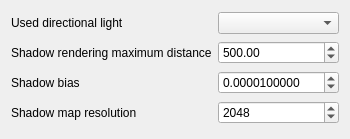
First picture: the form in src/ui/3d/shadowrenderingsettingswidget.ui, repository qgis/QGIS, before the edit.
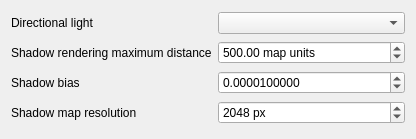
Second picture: the form after the edit.

Commit message:
Some label changes to 3D directional lights
Remove colon at the end of label
Add units suffix to widgets
and clean ui file

```diff
--- a/src/ui/3d/shadowrenderingsettingswidget.ui
+++ b/src/ui/3d/shadowrenderingsettingswidget.ui
@@ -6,7 +6,7 @@
    <rect>
     <x>0</x>
     <y>0</y>
-    <width>350</width>
+    <width>416</width>
     <height>139</height>
    </rect>
   </property>
@@ -14,7 +14,7 @@
    <item row="0" column="0">
     <widget class="QLabel" name="labelUsedDirectionalLight">
      <property name="text">
-      <string>Used directional light</string>
+      <string>Directional light</string>
      </property>
     </widget>
    </item>
@@ -30,6 +30,9 @@
    </item>
    <item row="1" column="1">
     <widget class="QDoubleSpinBox" name="shadowRenderinMaximumDistanceSpinBox">
+     <property name="suffix">
+      <string> map units</string>
+     </property>
      <property name="maximum">
       <double>9999999999.000000000000000</double>
      </property>
@@ -67,6 +70,9 @@
    </item>
    <item row="3" column="1">
     <widget class="QSpinBox" name="shadowMapResolutionSpinBox">
+     <property name="suffix">
+      <string> px</string>
+     </property>
      <property name="minimum">
       <number>128</number>
      </property>
```
The commit also changes 1 other file.
